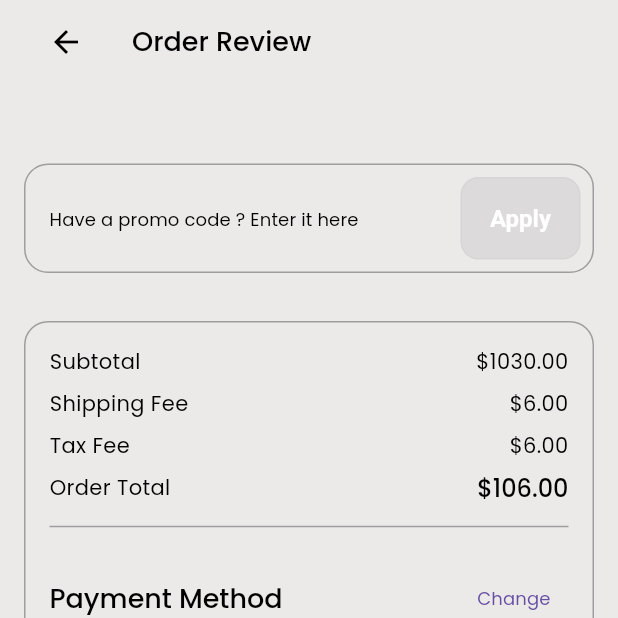
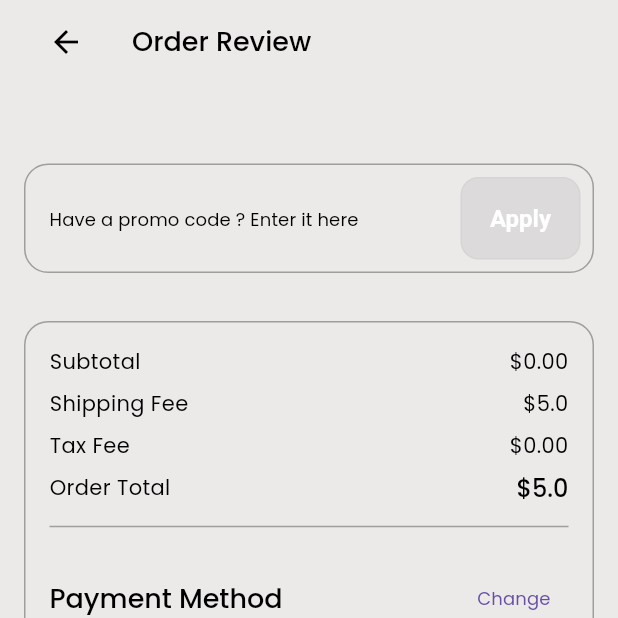
Before and after one commit to MuhammadAlaa7/e-commerce, a Flutter app: the CheckoutScreen screen opened directly, on a phone screen of 412 x 824 dp, the top half of it. Run offline on Flutter 3.47's test engine with Material 3 defaults, Android fonts, the phone set to English and light mode, and no system bars; our stand-ins replace bloc, cached_network_image, carousel_slider, cloud_firestore, connectivity_plus, firebase_auth and 15 more; accounts and stored records are empty; statements that could not run were skipped; project files that could hold a hidden picture were left out.

Commit message:
checkout screen logic , payment method selection and product pricing calculating

```diff
--- /dev/null
+++ b/lib/features/shop/models/payment_method.dart
@@ -0,0 +1,14 @@
+class PaymentMethod {
+  final String name;
+  final String image;
+
+  PaymentMethod({
+    required this.name,
+    required this.image,
+  });
+
+  static PaymentMethod empty() => PaymentMethod(
+        name: '',
+        image: '',
+      );
+}
--- a/lib/features/shop/screens/checkout/checkout_screen.dart
+++ b/lib/features/shop/screens/checkout/checkout_screen.dart
@@ -5,6 +5,7 @@ import 'package:store/common/widgets/buttons/default_button.dart';
 import 'package:store/common/widgets/custom_shapes/containers/rounded_container.dart';
 import 'package:store/common/widgets/products/cart/coupon_code.dart';
 import 'package:store/common/widgets/success_screen/success_screen.dart';
+import 'package:store/features/shop/controllers/product/checkout_controller.dart';
 import 'package:store/features/shop/screens/cart/widgets/cart_items.dart';
 import 'package:store/features/shop/screens/checkout/widgets/billing_address_section.dart';
 import 'package:store/features/shop/screens/checkout/widgets/billing_amount_section.dart';
@@ -20,6 +21,7 @@ class CheckoutScreen extends StatelessWidget {
 
   @override
   Widget build(BuildContext context) {
+    final checkoutController = Get.put(CheckoutController());
     return Scaffold(
       appBar: CustomAppBar(
         title: Text(
@@ -88,7 +90,7 @@ class CheckoutScreen extends StatelessWidget {
               subTitle: 'Your item will be shipped soon !',
               image: CImages.paymentSuccessfulAnimation,
               onPressed: () {
-              Get.offAll( const NavigationMenu());
+                Get.offAll(const NavigationMenu());
               },
               //  buttonLabel: '',
             ),
--- a/lib/features/shop/screens/checkout/widgets/billing_amount_section.dart
+++ b/lib/features/shop/screens/checkout/widgets/billing_amount_section.dart
@@ -1,22 +1,28 @@
 import 'package:flutter/material.dart';
+import 'package:get/get.dart';
+import 'package:store/features/shop/controllers/cart/cart_item_controller.dart';
 import 'package:store/utils/constants/sizes.dart';
+import 'package:store/utils/helper/pricing_calculator.dart';
 
 class BillingAmountSection extends StatelessWidget {
   const BillingAmountSection({super.key});
 
   @override
   Widget build(BuildContext context) {
+    final cartController = CartItemController.instance;
+    final totalPrice = cartController.totalCartPrice.value;
     return Column(
       children: [
         Row(
           mainAxisAlignment: MainAxisAlignment.spaceBetween,
           children: [
-            // * subtotal text
+            // * subtotal text   >>> only the product price without shipping fee or tax
             Text(
               'Subtotal',
               style: Theme.of(context).textTheme.bodyMedium,
             ),
-            Text('\$1030.00', style: Theme.of(context).textTheme.bodyMedium),
+            Text('\$${totalPrice.toStringAsFixed(2)}',
+                style: Theme.of(context).textTheme.bodyMedium),
           ],
         ),
         const SizedBox(
@@ -30,7 +36,8 @@ class BillingAmountSection extends StatelessWidget {
               'Shipping Fee',
               style: Theme.of(context).textTheme.bodyMedium,
             ),
-            Text('\$6.00', style: Theme.of(context).textTheme.bodyMedium),
+            Text('\$${PricingCalculator.getShippingCost('Egypt')}',
+                style: Theme.of(context).textTheme.bodyMedium),
           ],
         ),
         const SizedBox(
@@ -44,7 +51,9 @@ class BillingAmountSection extends StatelessWidget {
               'Tax Fee',
               style: Theme.of(context).textTheme.bodyMedium,
             ),
-            Text('\$6.00', style: Theme.of(context).textTheme.bodyMedium),
+            Text(
+                '\$${PricingCalculator.calculateTax(totalPrice, 'Egypt')}',
+                style: Theme.of(context).textTheme.bodyMedium),
           ],
         ),
         const SizedBox(
@@ -58,7 +67,9 @@ class BillingAmountSection extends StatelessWidget {
               'Order Total',
               style: Theme.of(context).textTheme.bodyMedium,
             ),
-            Text('\$106.00', style: Theme.of(context).textTheme.titleLarge),
+            Text(
+                '\$${PricingCalculator.calculateTotalPrice(totalPrice, 'Egypt')}',
+                style: Theme.of(context).textTheme.titleLarge),
           ],
         ),
         const SizedBox(
--- a/lib/features/shop/screens/checkout/widgets/billing_payment_section.dart
+++ b/lib/features/shop/screens/checkout/widgets/billing_payment_section.dart
@@ -1,7 +1,9 @@
 import 'package:flutter/material.dart';
+import 'package:get/get.dart';
 import 'package:store/common/widgets/custom_shapes/containers/rounded_container.dart';
 import 'package:store/common/widgets/texts/section_heading.dart';
-import 'package:store/utils/constants/image_strings.dart';
+import 'package:store/features/shop/controllers/product/checkout_controller.dart';
+import 'package:store/features/shop/models/payment_method.dart';
 import 'package:store/utils/constants/sizes.dart';
 
 class BillingPaymentSection extends StatelessWidget {
@@ -9,28 +11,49 @@ class BillingPaymentSection extends StatelessWidget {
 
   @override
   Widget build(BuildContext context) {
+    final checkoutController = CheckoutController.instance;
     return Column(
       children: [
         // * heading
         HeadingSection(
           buttonTitle: 'Change',
           title: 'Payment Method',
-          onPressed: () {},
+          onPressed: () {
+            checkoutController.selectPaymentMethod(context);
+          },
         ),
         const SizedBox(
           height: CSizes.spaceBetweenItems / 2,
         ),
-        Row(
+        Obx(
+          () => PaymentWidget(
+            paymentMethod: checkoutController.selectedPaymentMethod.value,
+          ),
+        ),
+      ],
+    );
+  }
+}
+
+class PaymentWidget extends StatelessWidget {
+  const PaymentWidget({
+    super.key,
+    required this.paymentMethod,
+  });
+  final PaymentMethod paymentMethod;
+  @override
+  Widget build(BuildContext context) {
+    return Row(
       children: [
-            const RoundedContainer(
+        RoundedContainer(
           width: 60,
           height: 35,
-              padding: EdgeInsets.all(CSizes.sm),
+          padding: const EdgeInsets.all(CSizes.sm),
           backgroundColor: Colors.transparent,
           child: Image(
             fit: BoxFit.contain,
             image: AssetImage(
-                  CImages.paypal,
+              paymentMethod.image,
             ),
           ),
         ),
@@ -38,11 +61,9 @@ class BillingPaymentSection extends StatelessWidget {
           width: CSizes.spaceBetweenItems / 2,
         ),
         Text(
-              'Paypal',
+          paymentMethod.name,
           style: Theme.of(context).textTheme.bodyLarge,
         )
-          ],
-        ),
       ],
     );
   }
--- a/lib/utils/helper/pricing_calculator.dart
+++ b/lib/utils/helper/pricing_calculator.dart
@@ -1,6 +1,4 @@
-
-class TPricingCalculator {
-
+class PricingCalculator {
   /// -- Calculate Price based on tax and shipping
   static double calculateTotalPrice(double productPrice, String location) {
     double taxRate = getTaxRateForLocation(location);
@@ -13,10 +11,11 @@ class TPricingCalculator {
   }
 
   /// -- Calculate shipping cost
-  static String calculateShippingCost(double productPrice, String location) {
+  static String calculateShippingCost( String location) {
     double shippingCost = getShippingCost(location);
     return shippingCost.toStringAsFixed(2);
   }
+
   /// -- Calculate tax
   static String calculateTax(double productPrice, String location) {
     double taxRate = getTaxRateForLocation(location);
```
Also changed, not shown: lib/common/widgets/products/cart/cart_item.dart (+1 -21 lines), lib/features/shop/controllers/product/checkout_controller.dart (added, +103 -0 lines), lib/features/shop/screens/cart/widgets/cart_items.dart (+31 -32 lines), lib/features/shop/screens/checkout/widgets/payment_tile.dart (added, +49 -0 lines). Lines whose indentation alone changed are shown as unchanged.
